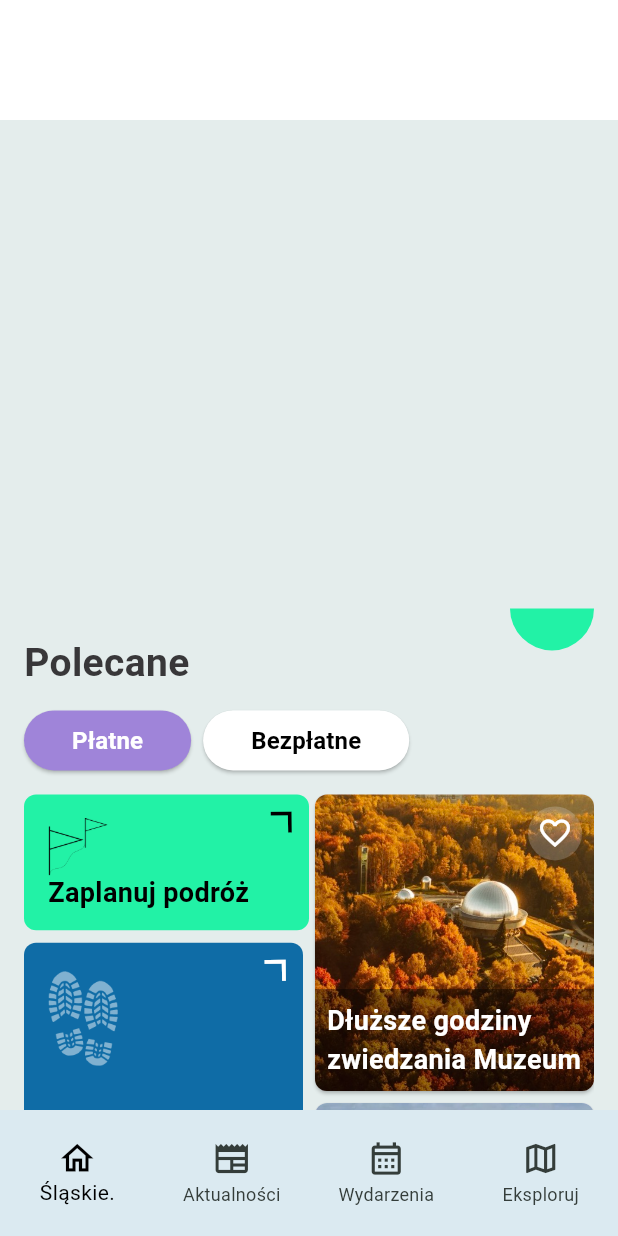
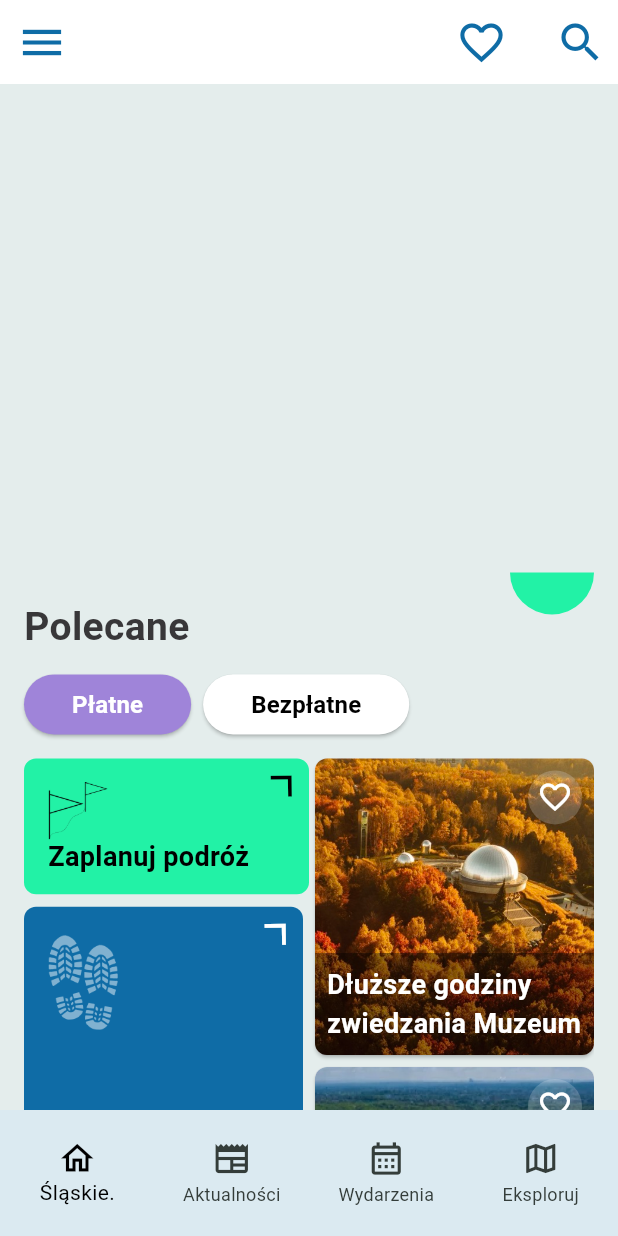
Before and after one commit to Sandra-chemist/Silesia-Guide, a Flutter app: the screen it shows after launch, on a phone screen of 412 x 824 dp. Run offline on Flutter 3.47's test engine with Material 3 defaults, Android fonts, the phone set to English and light mode, and no system bars.

Commit message:
add icons to appBar

```diff
--- /dev/null
+++ b/lib/components/custom_app_bar.dart
@@ -0,0 +1,32 @@
+import 'package:flutter/material.dart';
+import 'package:silesia_guide/utils/colors.dart';
+import 'package:silesia_guide/utils/spacing.dart';
+
+class CustomAppBar extends StatelessWidget implements PreferredSizeWidget {
+  const CustomAppBar({super.key});
+
+  @override
+  Widget build(BuildContext context) {
+    return AppBar(
+      backgroundColor: Colors.white,
+      elevation: 0,
+      // toolbarHeight: MediaQuery.of(context).size.width < 600 ? 80 : 40,
+      leading: _buildIconButton(Icons.menu, () {}),
+      actions: [
+        _buildIconButton(Icons.favorite_border, () {}),
+        const SizedBox(width: gap16),
+        _buildIconButton(Icons.search, () {}),
+      ],
+    );
+  }
+
+  Widget _buildIconButton(IconData iconData, VoidCallback onPressed) {
+    return IconButton(
+      icon: Icon(iconData, color: AppColors.blueColor, size: 34),
+      onPressed: onPressed,
+    );
+  }
+
+  @override
+  Size get preferredSize => const Size.fromHeight(kToolbarHeight);
+}
--- a/lib/main.dart
+++ b/lib/main.dart
@@ -1,5 +1,6 @@
 import 'package:flutter/material.dart';
 import 'package:silesia_guide/components/bottom_navbar.dart';
+import 'package:silesia_guide/components/custom_app_bar.dart';
 import 'package:silesia_guide/screens/events_screen.dart';
 import 'package:silesia_guide/screens/explore_screen.dart';
 import 'package:silesia_guide/screens/home_screen.dart';
@@ -52,11 +53,7 @@ class _MyHomePageState extends State<MyHomePage> {
   @override
   Widget build(BuildContext context) {
     return Scaffold(
-      appBar: AppBar(
-        backgroundColor: Colors.white,
-        elevation: 0,
-        toolbarHeight: MediaQuery.of(context).size.width < 600 ? 80 : 40,
-      ),
+      appBar: const CustomAppBar(),
       bottomNavigationBar: BottomNavbar(
         currentIndex: _currentIndex,
         onTap: _onTap,
```
